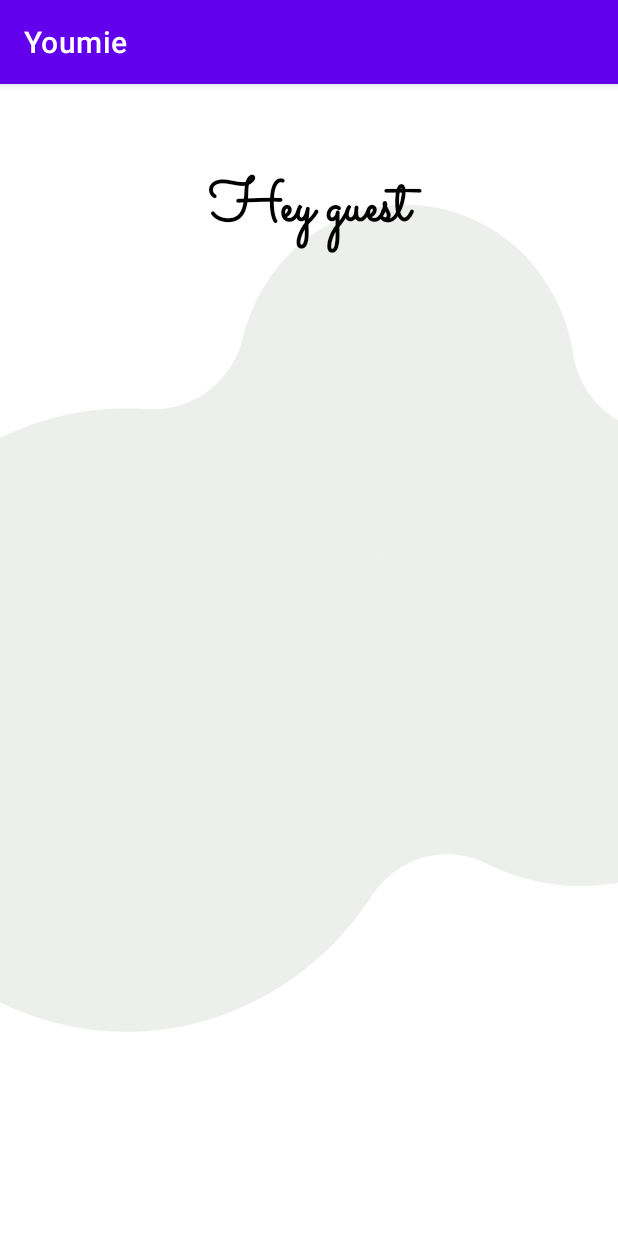
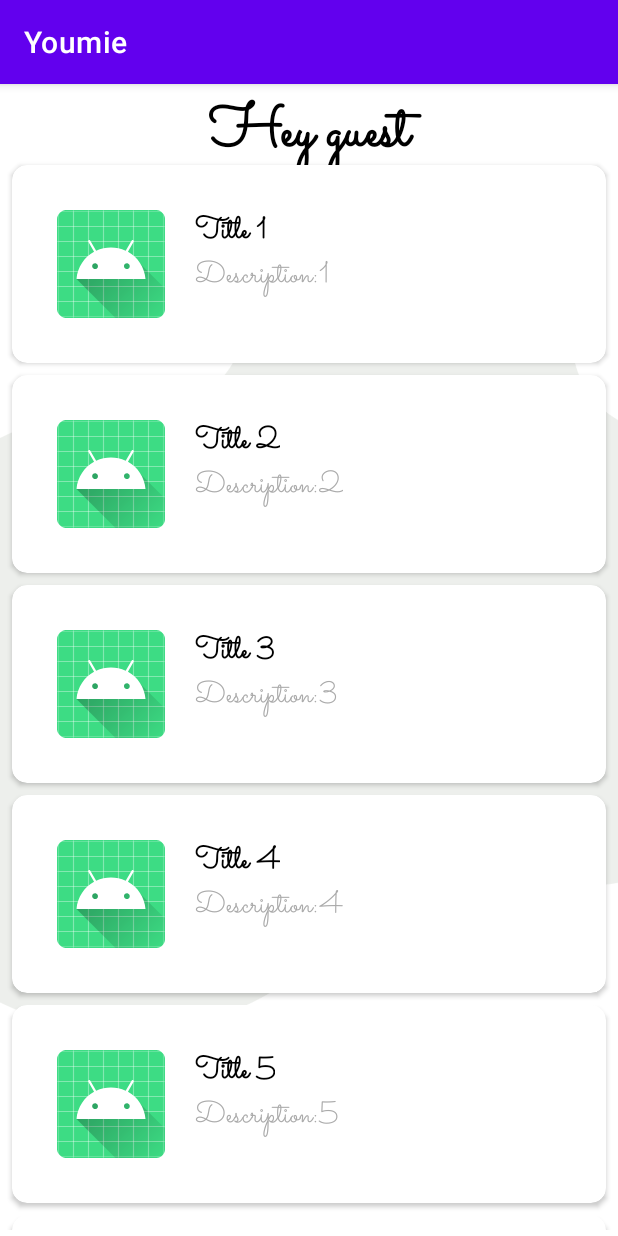
Before and after one commit to alodijutgla/Youmie, an Android app: the GuestActivity screen opened directly, with no data from a screen before it, on a phone screen of 412 x 824 dp. Run offline under Robolectric (Android 15) with nearby library versions, the phone set to English and light mode, and no system bars.

Commit message:
added recycle view list

```diff
--- a/app/src/main/java/com/example/youmie/activities/GuestActivity.java
+++ b/app/src/main/java/com/example/youmie/activities/GuestActivity.java
@@ -1,16 +1,46 @@
 package com.example.youmie.activities;
 
 import androidx.appcompat.app.AppCompatActivity;
+import androidx.recyclerview.widget.LinearLayoutManager;
+import androidx.recyclerview.widget.RecyclerView;
 
 import android.os.Bundle;
+import android.widget.LinearLayout;
 
 import com.example.youmie.R;
+import com.example.youmie.utils.RecycleAdapters;
+
+import java.util.ArrayList;
 
 public class GuestActivity extends AppCompatActivity {
+
+    ArrayList<String> titlesList = new ArrayList<>();
+    ArrayList<String> descList = new ArrayList<>();
+    ArrayList<Integer> imagesList = new ArrayList<>();
+
 
     @Override
     protected void onCreate(Bundle savedInstanceState) {
         super.onCreate(savedInstanceState);
         setContentView(R.layout.activity_guest);
+
+        postToList();
+
+        RecyclerView recyclerView = findViewById(R.id.recycleView);
+        recyclerView.setLayoutManager(new LinearLayoutManager(this));
+        recyclerView.setAdapter(new RecycleAdapters(titlesList, descList, imagesList));
+
+    }
+
+    private void addToList(String title, String description, Integer image) {
+        titlesList.add(title);
+        descList.add(description);
+        imagesList.add(image);
+    }
+
+    private void postToList() {
+        for (int i = 1; i < 25; i++) {
+            addToList("Title " + i, "Description:" + i, R.mipmap.ic_launcher_round);
+        }
     }
 }
--- /dev/null
+++ b/app/src/main/java/com/example/youmie/utils/RecycleAdapters.java
@@ -0,0 +1,68 @@
+package com.example.youmie.utils;
+
+import android.view.LayoutInflater;
+import android.view.View;
+import android.view.ViewGroup;
+import android.widget.ImageView;
+import android.widget.TextView;
+import android.widget.Toast;
+
+import androidx.annotation.NonNull;
+import androidx.recyclerview.widget.RecyclerView;
+
+import com.example.youmie.R;
+
+import java.util.List;
+
+
+public class RecycleAdapters extends RecyclerView.Adapter<RecycleAdapters.ViewHolder> {
+    private List<String> titles;
+    private List<String> details;
+    private List<Integer> images;
+
+    public RecycleAdapters(List<String> titles, List<String> details, List<Integer> images) {
+        this.titles = titles;
+        this.details = details;
+        this.images = images;
+    }
+
+    public static class ViewHolder extends RecyclerView.ViewHolder {
+        TextView itemTitle;
+        TextView itemDetail;
+        ImageView itemPictures;
+
+        public ViewHolder(View itemView) {
+            super(itemView);
+            itemTitle = itemView.findViewById(R.id.title);
+            itemDetail = itemView.findViewById(R.id.description);
+            itemPictures = itemView.findViewById(R.id.imageIcon);
+
+            itemView.setOnClickListener(new View.OnClickListener() {
+                @Override
+                public void onClick(View view) {
+                    int position = ViewHolder.this.getAdapterPosition();
+                    Toast.makeText(itemView.getContext(), (CharSequence) ("You clicked on item # " + (position + 1)), Toast.LENGTH_SHORT).show();
+                }
+            });
+        }
+    }
+
+    @NonNull
+    @Override
+    public ViewHolder onCreateViewHolder(@NonNull ViewGroup parent, int viewType) {
+        View v = LayoutInflater.from(parent.getContext()).inflate(R.layout.item_layout, parent, false);
+        return new ViewHolder(v);
+    }
+
+    @Override
+    public void onBindViewHolder(@NonNull ViewHolder holder, int position) {
+        holder.itemTitle.setText(titles.get(position));
+        holder.itemDetail.setText(details.get(position));
+        holder.itemPictures.setImageResource(images.get(position));
+    }
+
+    @Override
+    public int getItemCount() {
+        return this.titles.size();
+    }
+}
--- a/app/src/main/res/layout/activity_guest.xml
+++ b/app/src/main/res/layout/activity_guest.xml
@@ -11,7 +11,7 @@
         android:id="@+id/host_msg"
         android:layout_width="match_parent"
         android:layout_height="wrap_content"
-        android:layout_marginTop="54dp"
+        android:layout_marginTop="4dp"
         android:fontFamily="@font/sacramento_regular"
         android:gravity="center"
         android:text="Hey guest"
@@ -19,4 +19,15 @@
         android:textSize="40sp"
         android:textStyle="bold" />
 
+    <androidx.recyclerview.widget.RecyclerView
+        android:id="@+id/recycleView"
+        android:layout_width="match_parent"
+        android:layout_height="match_parent"
+        android:layout_marginStart="4dp"
+        android:layout_marginTop="50dp"
+        android:layout_marginEnd="4dp"
+        android:layout_marginBottom="4dp"
+        tools:itemCount="10"
+        tools:listitem="@layout/item_layout" />
+
 </RelativeLayout>
--- /dev/null
+++ b/app/src/main/res/layout/item_layout.xml
@@ -0,0 +1,58 @@
+<?xml version="1.0" encoding="utf-8"?>
+<androidx.cardview.widget.CardView xmlns:android="http://schemas.android.com/apk/res/android"
+    xmlns:app="http://schemas.android.com/apk/res-auto"
+    xmlns:tools="http://schemas.android.com/tools"
+    android:id="@+id/cardView"
+    android:layout_width="match_parent"
+    android:layout_height="wrap_content"
+    android:layout_margin="4dp"
+    android:clickable="true"
+    android:focusable="true"
+    android:foreground="?selectableItemBackground"
+    app:cardCornerRadius="10dp">
+
+    <RelativeLayout
+        android:id="@+id/relLayoutWrapper"
+        android:layout_width="match_parent"
+        android:layout_height="match_parent"
+        android:padding="20dp">
+
+        <ImageView
+            android:id="@+id/imageIcon"
+            android:layout_width="wrap_content"
+            android:layout_height="wrap_content"
+            android:layout_centerVertical="true"
+            android:layout_margin="10dp"
+            app:srcCompat="@mipmap/ic_launcher_round" />
+
+        <LinearLayout
+            android:layout_width="match_parent"
+            android:layout_height="wrap_content"
+            android:layout_alignTop="@+id/imageIcon"
+            android:layout_alignBottom="@+id/imageIcon"
+            android:layout_toEndOf="@+id/imageIcon"
+            android:orientation="vertical">
+
+            <TextView
+                android:id="@+id/title"
+                android:layout_width="wrap_content"
+                android:layout_height="wrap_content"
+                android:layout_marginStart="10dp"
+                android:fontFamily="@font/sacramento_regular"
+                android:text="HEY GUEST"
+                android:textColor="@color/black"
+                android:textSize="20sp"
+                android:textStyle="bold" />
+
+            <TextView
+                android:id="@+id/description"
+                android:layout_width="wrap_content"
+                android:layout_height="wrap_content"
+                android:layout_marginStart="10dp"
+                android:fontFamily="@font/sacramento_regular"
+                android:text="Description of the content"
+                android:textColor="@android:color/darker_gray"
+                android:textSize="20sp" />
+        </LinearLayout>
+    </RelativeLayout>
+</androidx.cardview.widget.CardView>
```
